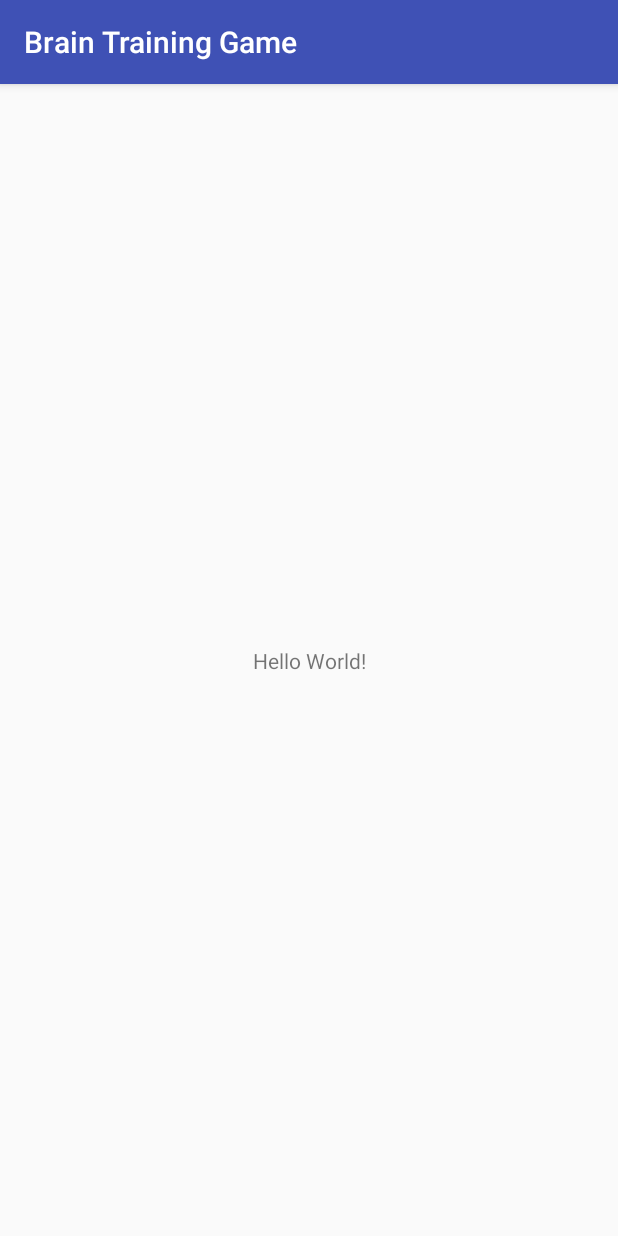
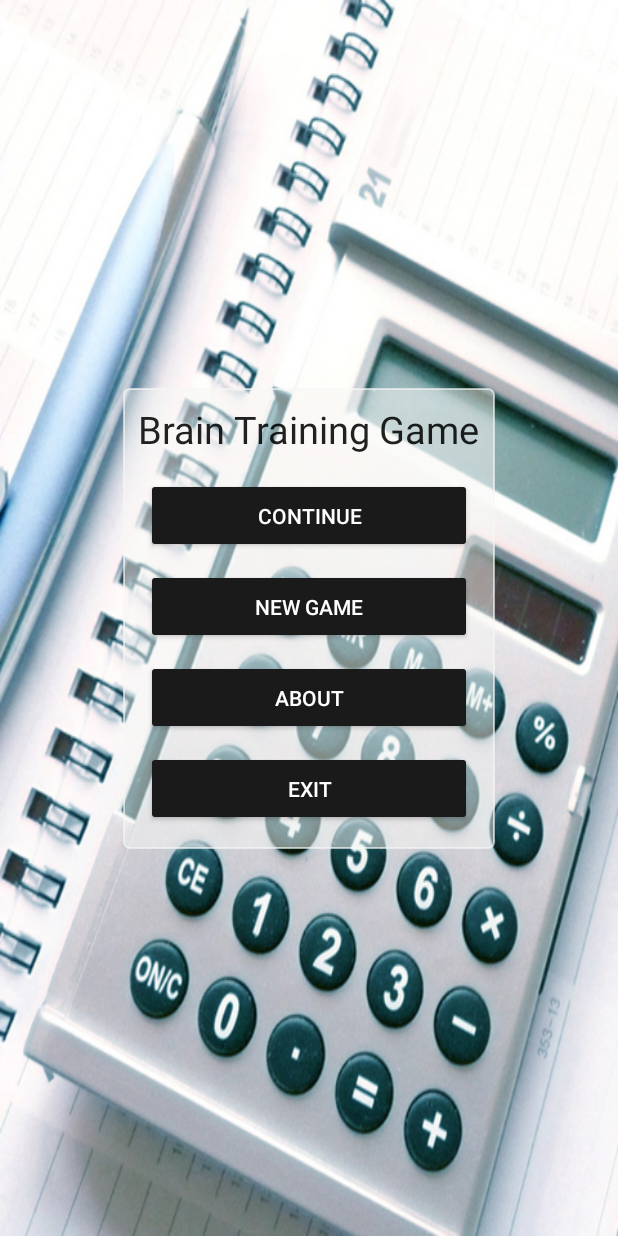
Before and after one commit to stelanbriyan/brain_training_game_android, an Android app: the screen it shows after launch (MainActivity), on a phone screen of 412 x 824 dp. Run offline under Robolectric (Android 15) with nearby library versions, the phone set to English and light mode, and no system bars.

Commit message:
main menu added

```diff
--- a/app/build.gradle
+++ b/app/build.gradle
@@ -22,6 +22,7 @@ dependencies {
     implementation fileTree(dir: 'libs', include: ['*.jar'])
     implementation 'com.android.support:appcompat-v7:26.1.0'
     implementation 'com.android.support.constraint:constraint-layout:1.0.2'
+    implementation 'com.android.support:support-v4:26.1.0'
     testImplementation 'junit:junit:4.12'
     androidTestImplementation 'com.android.support.test:runner:1.0.1'
     androidTestImplementation 'com.android.support.test.espresso:espresso-core:3.0.1'
--- a/app/src/main/AndroidManifest.xml
+++ b/app/src/main/AndroidManifest.xml
@@ -8,7 +8,7 @@
         android:label="@string/app_name"
         android:roundIcon="@mipmap/ic_launcher_round"
         android:supportsRtl="true"
-        android:theme="@style/AppTheme">
+        android:theme="@style/Theme.AppCompat.Light.NoActionBar">
         <activity android:name=".MainActivity">
             <intent-filter>
                 <action android:name="android.intent.action.MAIN" />
--- /dev/null
+++ b/app/src/main/java/org/incosyz/stelan/braintraininggame/HomeFragment.java
@@ -0,0 +1,19 @@
+package org.incosyz.stelan.braintraininggame;
+
+import android.os.Bundle;
+import android.support.annotation.Nullable;
+import android.support.v4.app.Fragment;
+import android.view.LayoutInflater;
+import android.view.View;
+import android.view.ViewGroup;
+
+public class HomeFragment extends Fragment {
+    @Nullable
+    @Override
+    public View onCreateView(LayoutInflater inflater, @Nullable ViewGroup container, @Nullable Bundle savedInstanceState) {
+        View rootView = inflater.inflate(R.layout.fragment_home,
+                container, false);
+
+        return rootView;
+    }
+}
--- /dev/null
+++ b/app/src/main/res/drawable/fragment_home_background.xml
@@ -0,0 +1,9 @@
+<?xml version="1.0" encoding="utf-8"?>
+<shape xmlns:android="http://schemas.android.com/apk/res/android"
+    android:shape="rectangle">
+    <stroke
+        android:width="@dimen/stroke_width"
+        android:color="@color/field_color" />
+    <solid android:color="@color/field_color_opacity" />
+    <corners android:radius="@dimen/corner_radius" />
+</shape>
--- a/app/src/main/res/layout/activity_main.xml
+++ b/app/src/main/res/layout/activity_main.xml
@@ -4,15 +4,20 @@
     xmlns:tools="http://schemas.android.com/tools"
     android:layout_width="match_parent"
     android:layout_height="match_parent"
+    android:background="@drawable/menu_background"
     tools:context="org.incosyz.stelan.braintraininggame.MainActivity">
 
-    <TextView
+
+    <fragment
+        android:id="@+id/main_fragment"
+        class="org.incosyz.stelan.braintraininggame.HomeFragment"
         android:layout_width="wrap_content"
         android:layout_height="wrap_content"
-        android:text="Hello World!"
+        android:layout_gravity="center"
         app:layout_constraintBottom_toBottomOf="parent"
-        app:layout_constraintLeft_toLeftOf="parent"
-        app:layout_constraintRight_toRightOf="parent"
-        app:layout_constraintTop_toTopOf="parent" />
+        app:layout_constraintEnd_toEndOf="parent"
+        app:layout_constraintStart_toStartOf="parent"
+        app:layout_constraintTop_toTopOf="parent"
+        tools:layout="@layout/fragment_home" />
 
 </android.support.constraint.ConstraintLayout>
--- /dev/null
+++ b/app/src/main/res/layout/fragment_home.xml
@@ -0,0 +1,63 @@
+<FrameLayout xmlns:android="http://schemas.android.com/apk/res/android"
+    xmlns:tools="http://schemas.android.com/tools"
+    android:layout_width="match_parent"
+    android:layout_height="match_parent"
+    tools:context="org.incosyz.stelan.braintraininggame.HomeFragment">
+
+
+    <LinearLayout xmlns:android="http://schemas.android.com/apk/res/android"
+        xmlns:tools="http://schemas.android.com/tools"
+        android:layout_width="wrap_content"
+        android:layout_height="wrap_content"
+        android:elevation="@dimen/elevation_high"
+        android:orientation="vertical"
+        android:background="@drawable/fragment_home_background"
+        android:padding="@dimen/menu_padding"
+        tools:context=".MainActivity">
+
+        <TextView
+            android:layout_width="wrap_content"
+            android:layout_height="wrap_content"
+            android:layout_marginBottom="@dimen/menu_space"
+            android:text="@string/long_app_name"
+            android:textAppearance="?android:textAppearanceLarge"
+            android:textSize="@dimen/menu_text_size" />
+
+        <Button
+            android:id="@+id/continue_button"
+            android:layout_width="match_parent"
+            android:layout_height="wrap_content"
+            android:layout_margin="@dimen/menu_button_margin"
+            android:padding="@dimen/menu_button_padding"
+            android:theme="@style/MenuButton"
+            android:text="@string/continue_label" />
+
+        <Button
+            android:id="@+id/new_game_button"
+            android:layout_width="match_parent"
+            android:layout_height="wrap_content"
+            android:layout_margin="@dimen/menu_button_margin"
+            android:padding="@dimen/menu_button_padding"
+            android:theme="@style/MenuButton"
+            android:text="@string/new_game_label" />
+
+        <Button
+            android:id="@+id/about_button"
+            android:layout_width="match_parent"
+            android:layout_height="wrap_content"
+            android:layout_margin="@dimen/menu_button_margin"
+            android:padding="@dimen/menu_button_padding"
+            android:theme="@style/MenuButton"
+            android:text="@string/about_label" />
+
+        <Button
+            android:id="@+id/exit_button"
+            android:layout_width="match_parent"
+            android:layout_height="wrap_content"
+            android:layout_margin="@dimen/menu_button_margin"
+            android:padding="@dimen/menu_button_padding"
+            android:theme="@style/MenuButton"
+            android:text="@string/exit_label" />
+    </LinearLayout>
+
+</FrameLayout>
--- a/app/src/main/res/values/colors.xml
+++ b/app/src/main/res/values/colors.xml
@@ -3,4 +3,11 @@
     <color name="colorPrimary">#3F51B5</color>
     <color name="colorPrimaryDark">#303F9F</color>
     <color name="colorAccent">#FF4081</color>
+
+
+    <color name="shadow">#bfbfbf</color>
+    <color name="blackLight">#1a1a1a</color>
+    <color name="white">#fff</color>
+    <color name="field_color">#A6F8F8F6</color>
+    <color name="field_color_opacity">#80F8F8F6</color>
 </resources>
--- /dev/null
+++ b/app/src/main/res/values/dimens.xml
@@ -0,0 +1,11 @@
+<?xml version="1.0" encoding="utf-8"?>
+<resources>
+    <dimen name="elevation_high">8dp</dimen>
+    <dimen name="menu_padding">10dp</dimen>
+    <dimen name="menu_space">10dp</dimen>
+    <dimen name="menu_text_size">25sp</dimen>
+    <dimen name="menu_button_margin">5sp</dimen>
+    <dimen name="menu_button_padding">15sp</dimen>
+    <dimen name="stroke_width">1dp</dimen>
+    <dimen name="corner_radius">4dp</dimen>
+</resources>
--- a/app/src/main/res/values/strings.xml
+++ b/app/src/main/res/values/strings.xml
@@ -1,3 +1,12 @@
 <resources>
     <string name="app_name">Brain Training Game</string>
+
+    <!-- TODO: Remove or change this placeholder text -->
+    <string name="hello_blank_fragment">Hello blank fragment</string>
+    <string name="long_app_name">Brain Training Game</string>
+
+    <string name="continue_label">Continue</string>
+    <string name="new_game_label">New Game</string>
+    <string name="about_label">About</string>
+    <string name="exit_label">Exit</string>
 </resources>
--- a/app/src/main/res/values/styles.xml
+++ b/app/src/main/res/values/styles.xml
@@ -8,4 +8,10 @@
         <item name="colorAccent">@color/colorAccent</item>
     </style>
 
+    <style name="MenuButton" parent="Theme.AppCompat.Light">
+        <item name="colorControlHighlight">@color/shadow</item>
+        <item name="colorButtonNormal">@color/blackLight</item>
+        <item name="android:textColor">@color/white</item>
+    </style>
+
 </resources>
```
Also changed, not shown: app/src/main/res/drawable-xhdpi/menu_background.jpg (added), app/src/main/res/drawable-xxhdpi/menu_background.jpg (added), app/src/main/res/drawable-xxxhdpi/menu_background.jpg (added).
